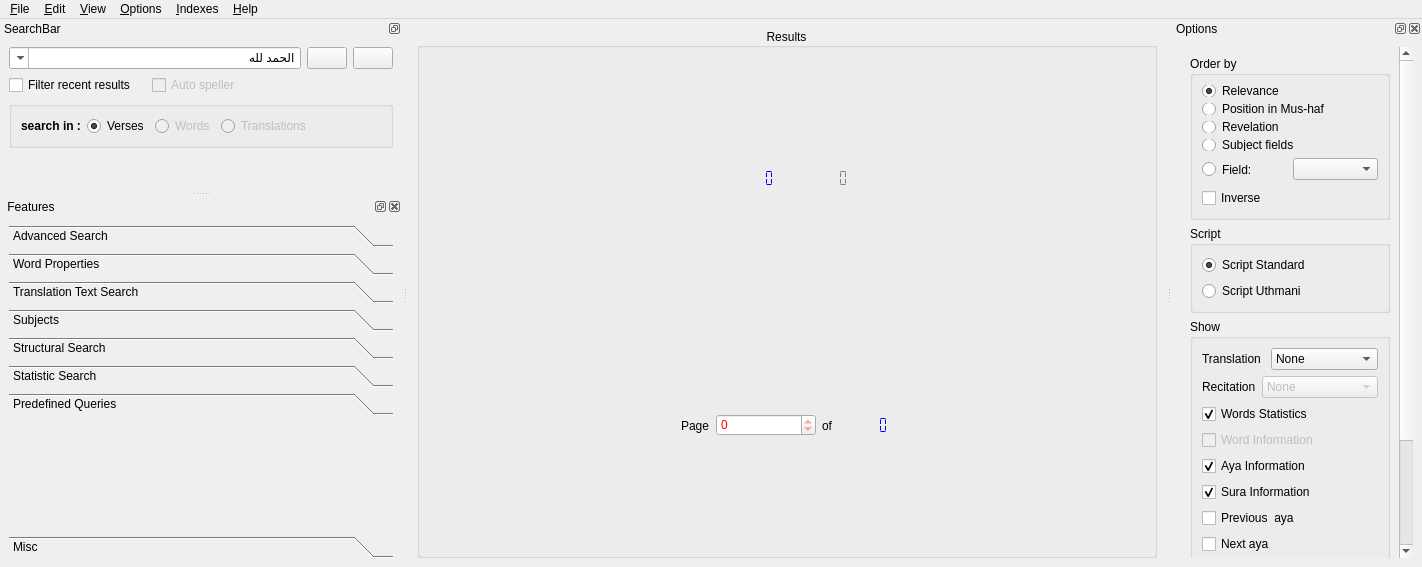
First picture: the form in src/alfanous-desktop/UI/mainform.ui, repository Alfanous-team/alfanous, before the edit.
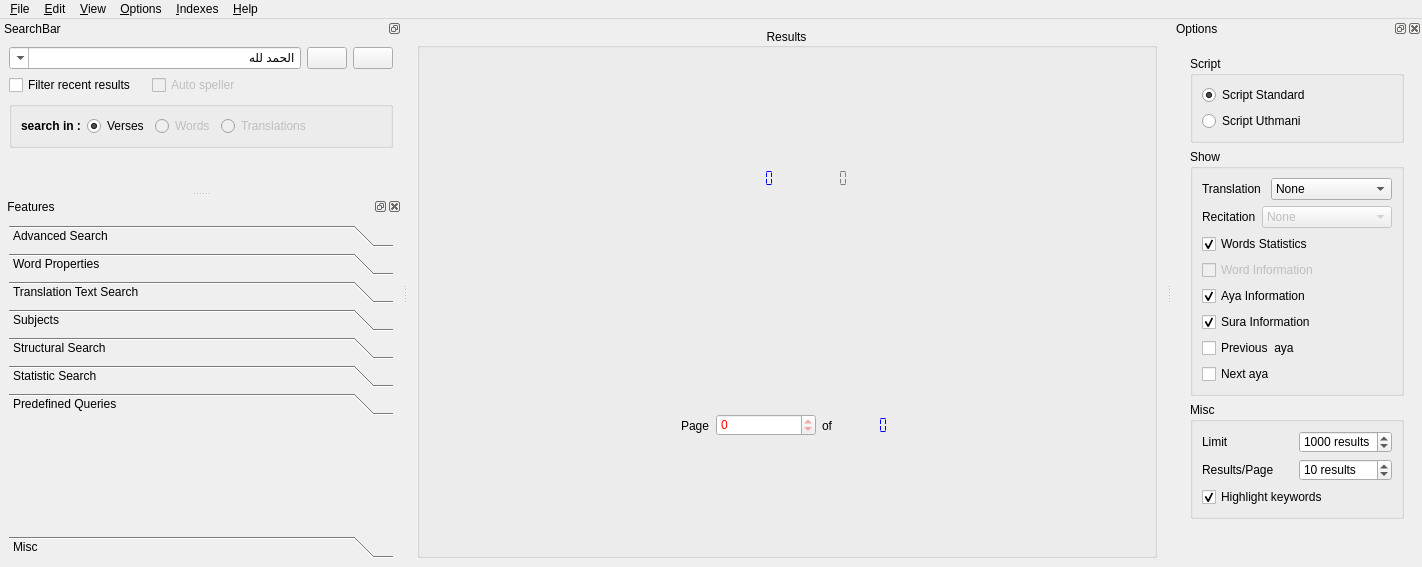
Second picture: the form after the edit. Icons and pictures are not drawn.

Commit message: migrate the sorting options from the  panel to menu

The edit to the form file:
```diff
--- a/src/alfanous-desktop/UI/mainform.ui
+++ b/src/alfanous-desktop/UI/mainform.ui
@@ -611,123 +611,10 @@
           <x>0</x>
           <y>0</y>
           <width>231</width>
-          <height>689</height>
+          <height>518</height>
          </rect>
         </property>
         <layout class="QVBoxLayout" name="verticalLayout_5">
-         <item>
-          <widget class="QGroupBox" name="groupBox">
-           <property name="minimumSize">
-            <size>
-             <width>0</width>
-             <height>0</height>
-            </size>
-           </property>
-           <property name="title">
-            <string>Order by</string>
-           </property>
-           <layout class="QVBoxLayout" name="verticalLayout">
-            <item>
-             <widget class="QRadioButton" name="o_sortedbyscore">
-              <property name="minimumSize">
-               <size>
-                <width>0</width>
-                <height>12</height>
-               </size>
-              </property>
-              <property name="text">
-               <string>Relevance</string>
-              </property>
-              <property name="checked">
-               <bool>true</bool>
-              </property>
-             </widget>
-            </item>
-            <item>
-             <widget class="QRadioButton" name="o_sortedbymushaf">
-              <property name="minimumSize">
-               <size>
-                <width>0</width>
-                <height>12</height>
-               </size>
-              </property>
-              <property name="text">
-               <string>Position in Mus-haf </string>
-              </property>
-             </widget>
-            </item>
-            <item>
-             <widget class="QRadioButton" name="o_sortedbytanzil">
-              <property name="minimumSize">
-               <size>
-                <width>0</width>
-                <height>12</height>
-               </size>
-              </property>
-              <property name="text">
-               <string>Revelation</string>
-              </property>
-             </widget>
-            </item>
-            <item>
-             <widget class="QRadioButton" name="o_sortedbysubject">
-              <property name="minimumSize">
-               <size>
-                <width>0</width>
-                <height>12</height>
-               </size>
-              </property>
-              <property name="text">
-               <string>Subject fields</string>
-              </property>
-             </widget>
-            </item>
-            <item>
-             <layout class="QHBoxLayout" name="horizontalLayout_17">
-              <item>
-               <widget class="QRadioButton" name="o_sortedbyfield">
-                <property name="minimumSize">
-                 <size>
-                  <width>0</width>
-                  <height>25</height>
-                 </size>
-                </property>
-                <property name="text">
-                 <string>Field:</string>
-                </property>
-               </widget>
-              </item>
-              <item>
-               <widget class="QComboBox" name="o_field">
-                <property name="minimumSize">
-                 <size>
-                  <width>0</width>
-                  <height>0</height>
-                 </size>
-                </property>
-                <property name="baseSize">
-                 <size>
-                  <width>0</width>
-                  <height>28</height>
-                 </size>
-                </property>
-               </widget>
-              </item>
-             </layout>
-            </item>
-            <item>
-             <widget class="QCheckBox" name="o_reverse">
-              <property name="text">
-               <string>Inverse</string>
-              </property>
-              <property name="checked">
-               <bool>false</bool>
-              </property>
-             </widget>
-            </item>
-           </layout>
-          </widget>
-         </item>
          <item>
           <widget class="QGroupBox" name="groupBox_6">
            <property name="sizePolicy">
```
Left out of the diff: 30 changed lines with no effect on the pictures. The commit also changes 2 other files.
